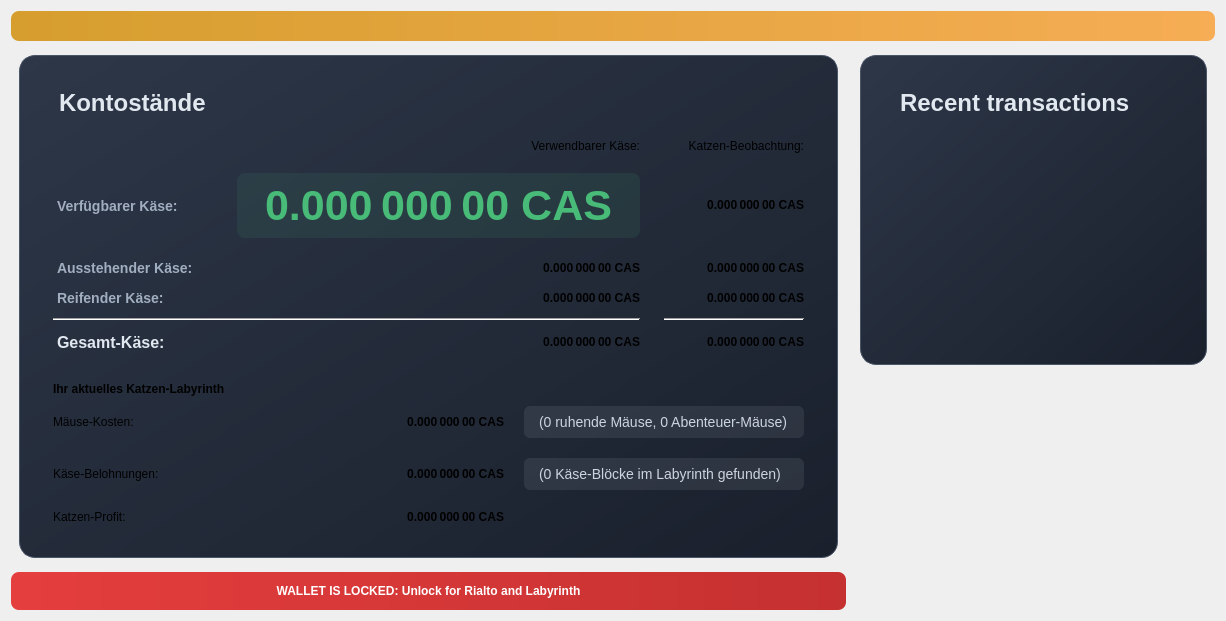
The window that src/qt/forms/overviewpage.ui (fromport/Cascoin) describes before a commit, drawn with Qt 5.
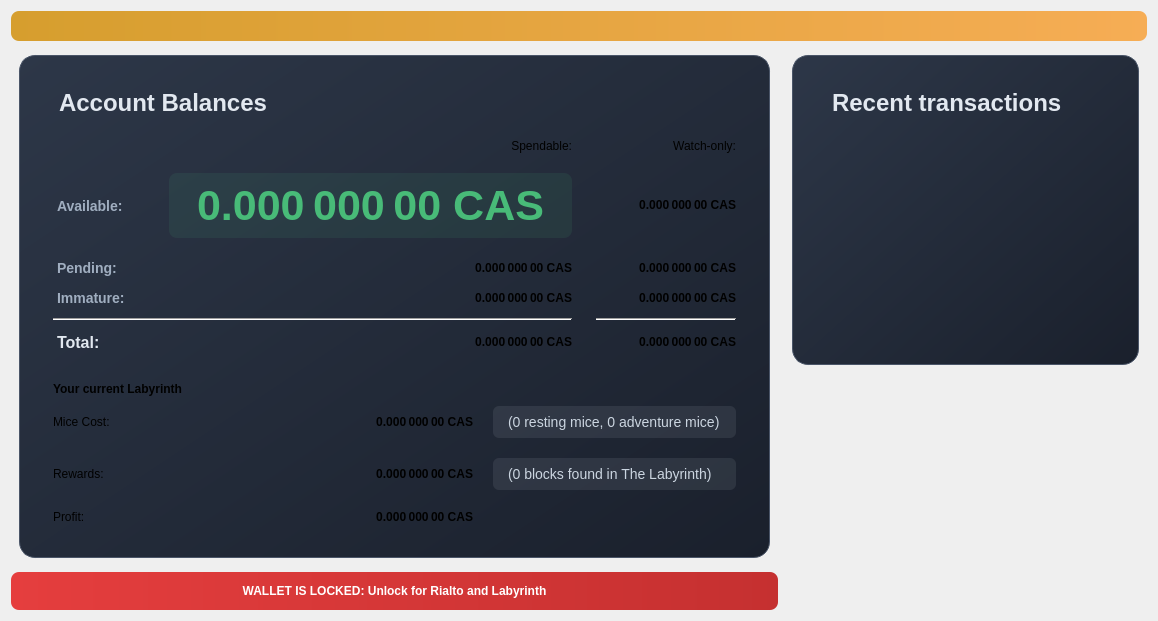
The same window after the commit. Icons and pictures are not drawn.

```diff
--- a/src/qt/forms/overviewpage.ui
+++ b/src/qt/forms/overviewpage.ui
@@ -69,7 +69,7 @@
                <string notr="true">QLabel { color: #e2e8f0; margin-bottom: 16px; }</string>
               </property>
               <property name="text">
-               <string>Kontostände</string>
+               <string>Account Balances</string>
               </property>
              </widget>
             </item>
@@ -239,7 +239,7 @@
                <string notr="true">QLabel { color: #e2e8f0; font-size: 16px; font-weight: bold; margin-right: 16px; }</string>
               </property>
               <property name="text">
-               <string>Gesamt-Käse:</string>
+               <string>Total:</string>
               </property>
              </widget>
             </item>
@@ -287,7 +287,7 @@
                <string notr="true">QLabel { color: #a0aec0; font-size: 14px; font-weight: bold; margin-right: 16px; }</string>
               </property>
               <property name="text">
-               <string>Reifender Käse:</string>
+               <string>Immature:</string>
               </property>
              </widget>
             </item>
@@ -344,7 +344,7 @@
             <item row="0" column="2">
              <widget class="QLabel" name="labelWatchonly">
               <property name="text">
-               <string>Katzen-Beobachtung:</string>
+               <string>Watch-only:</string>
               </property>
               <property name="alignment">
                <set>Qt::AlignRight|Qt::AlignTrailing|Qt::AlignVCenter</set>
@@ -357,7 +357,7 @@
                <string notr="true">QLabel { color: #a0aec0; font-size: 14px; font-weight: bold; margin-right: 16px; }</string>
               </property>
               <property name="text">
-               <string>Verfügbarer Käse:</string>
+               <string>Available:</string>
               </property>
              </widget>
             </item>
@@ -427,14 +427,14 @@
                <string notr="true">QLabel { color: #a0aec0; font-size: 14px; font-weight: bold; margin-right: 16px; }</string>
               </property>
               <property name="text">
-               <string>Ausstehender Käse:</string>
+               <string>Pending:</string>
               </property>
              </widget>
             </item>
             <item row="0" column="1">
              <widget class="QLabel" name="labelSpendable">
               <property name="text">
-               <string>Verwendbarer Käse:</string>
+               <string>Spendable:</string>
               </property>
               <property name="alignment">
                <set>Qt::AlignRight|Qt::AlignTrailing|Qt::AlignVCenter</set>
@@ -470,7 +470,7 @@
                </font>
               </property>
               <property name="text">
-               <string>Ihr aktuelles Katzen-Labyrinth</string>
+               <string>Your current Labyrinth</string>
               </property>
              </widget>
             </item>
@@ -529,14 +529,14 @@
             <item row="2" column="0">
              <widget class="QLabel" name="profitLabel_2">
               <property name="text">
-               <string>Katzen-Profit:</string>
+               <string>Profit:</string>
               </property>
              </widget>
             </item>
             <item row="1" column="0">
              <widget class="QLabel" name="rewardsLabel">
               <property name="text">
-               <string>Käse-Belohnungen:</string>
+               <string>Rewards:</string>
               </property>
              </widget>
             </item>
@@ -591,7 +591,7 @@
             <item row="0" column="0">
              <widget class="QLabel" name="costLabel_2">
               <property name="text">
-               <string>Mäuse-Kosten:</string>
+               <string>Mice Cost:</string>
               </property>
              </widget>
             </item>
@@ -607,7 +607,7 @@
 }</string>
               </property>
               <property name="text">
-               <string>(0 ruhende Mäuse, 0 Abenteuer-Mäuse)</string>
+               <string>(0 resting mice, 0 adventure mice)</string>
               </property>
               <property name="alignment">
                <set>Qt::AlignLeft|Qt::AlignVCenter</set>
@@ -626,7 +626,7 @@
 }</string>
               </property>
               <property name="text">
-               <string>(0 Käse-Blöcke im Labyrinth gefunden)</string>
+               <string>(0 blocks found in The Labyrinth)</string>
               </property>
               <property name="alignment">
                <set>Qt::AlignLeft|Qt::AlignVCenter</set>
```
